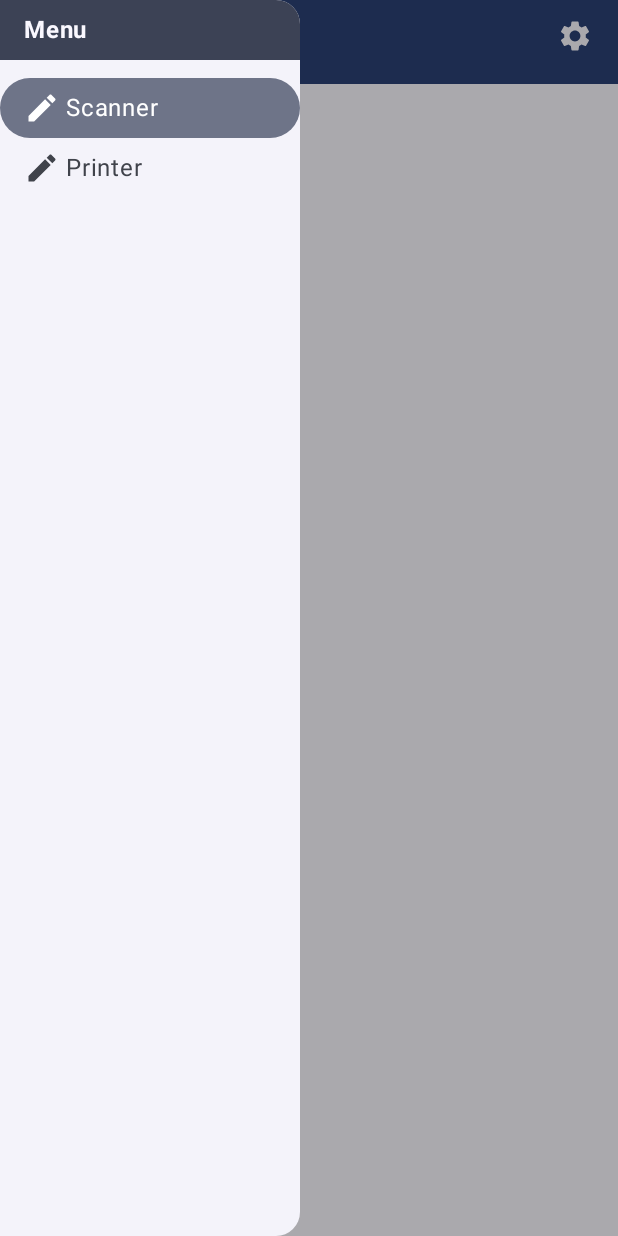
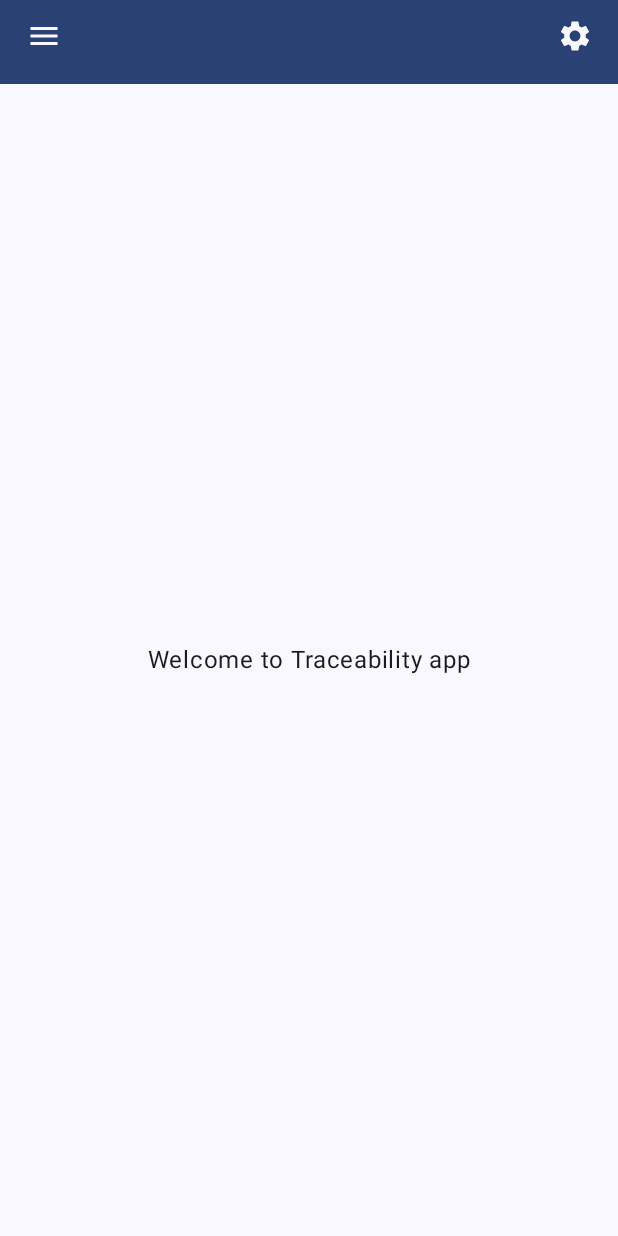
Before and after one commit to maewnarm/traceabilityapp, an Android app built with Jetpack Compose: the screen it shows after launch (MainActivity), on a phone screen of 412 x 824 dp. Run offline under Robolectric (Android 15) with nearby library versions, the phone set to English and light mode, and no system bars.

Commit message:
ex_text_recog

```diff
--- a/app/src/main/java/com/epddx/traceabilityapp/Destinations.kt
+++ b/app/src/main/java/com/epddx/traceabilityapp/Destinations.kt
@@ -2,15 +2,22 @@ package com.epddx.traceabilityapp
 
 import androidx.compose.material.icons.Icons
 import androidx.compose.material.icons.filled.Create
+import androidx.compose.material.icons.filled.Home
 import androidx.compose.runtime.Composable
 import androidx.compose.ui.graphics.vector.ImageVector
-import com.epddx.traceabilityapp.ui.screens.PrinterScreen
+import com.epddx.traceabilityapp.ui.screens.HomeScreen
+import com.epddx.traceabilityapp.ui.screens.RepackScreen
 import com.epddx.traceabilityapp.ui.screens.ScannerScreen
 
 interface Destination {
     val icon: ImageVector
     val route: String
     val screen: @Composable () -> Unit
+}
+object Home: Destination {
+    override val icon = Icons.Filled.Home
+    override val route= "Home"
+    override val screen: @Composable () -> Unit = { HomeScreen() }
 }
 
 object Scanner: Destination {
@@ -19,10 +26,10 @@ object Scanner: Destination {
     override val screen: @Composable () -> Unit = { ScannerScreen()}
 }
 
-object Printer: Destination {
+object Repack: Destination {
     override val icon = Icons.Filled.Create
-    override val route= "Printer"
-    override val screen: @Composable () -> Unit = { PrinterScreen()}
+    override val route= "Repack"
+    override val screen: @Composable () -> Unit = { RepackScreen()}
 }
 
-val tabRowScreens = listOf(Scanner,Printer)
+val tabRowScreens = listOf(Home,Repack,Scanner)
--- a/app/src/main/java/com/epddx/traceabilityapp/MainActivity.kt
+++ b/app/src/main/java/com/epddx/traceabilityapp/MainActivity.kt
@@ -1,13 +1,18 @@
 package com.epddx.traceabilityapp
 
 import android.content.Context
+import android.content.DialogInterface
+import android.content.pm.PackageManager
+import android.os.Build
 import android.os.Bundle
+import android.widget.Toast
 import androidx.activity.ComponentActivity
 import androidx.activity.compose.setContent
+import androidx.activity.result.contract.ActivityResultContract
+import androidx.activity.result.contract.ActivityResultContracts
 import androidx.compose.animation.animateContentSize
 import androidx.compose.foundation.background
 import androidx.compose.foundation.layout.Arrangement
-import androidx.compose.foundation.layout.Column
 import androidx.compose.foundation.layout.Row
 import androidx.compose.foundation.layout.Spacer
 import androidx.compose.foundation.layout.fillMaxHeight
@@ -19,7 +24,6 @@ import androidx.compose.foundation.layout.width
 import androidx.compose.material.icons.Icons
 import androidx.compose.material.icons.filled.Menu
 import androidx.compose.material.icons.filled.Settings
-import androidx.compose.material3.Button
 import androidx.compose.material3.DrawerValue
 import androidx.compose.material3.ExperimentalMaterial3Api
 import androidx.compose.material3.Icon
@@ -33,33 +37,71 @@ import androidx.compose.material3.Text
 import androidx.compose.material3.TextButton
 import androidx.compose.material3.rememberDrawerState
 import androidx.compose.runtime.Composable
+import androidx.compose.runtime.MutableState
 import androidx.compose.runtime.getValue
+import androidx.compose.runtime.mutableStateOf
+import androidx.compose.runtime.remember
 import androidx.compose.runtime.rememberCoroutineScope
-import androidx.compose.ui.Alignment
+import androidx.compose.runtime.setValue
 import androidx.compose.ui.Modifier
 import androidx.compose.ui.platform.LocalContext
 import androidx.compose.ui.text.font.FontWeight
+import androidx.compose.ui.tooling.preview.Preview
 import androidx.compose.ui.unit.dp
-import androidx.compose.ui.tooling.preview.Preview
+import androidx.core.app.ActivityCompat
+import androidx.core.content.ContextCompat
 import androidx.navigation.NavGraph.Companion.findStartDestination
 import androidx.navigation.NavHostController
 import androidx.navigation.compose.NavHost
 import androidx.navigation.compose.composable
 import androidx.navigation.compose.currentBackStackEntryAsState
 import androidx.navigation.compose.rememberNavController
-import com.epddx.traceabilityapp.ui.screens.PrinterScreen
+import com.epddx.traceabilityapp.ui.screens.HomeScreen
+import com.epddx.traceabilityapp.ui.screens.RepackScreen
 import com.epddx.traceabilityapp.ui.screens.ScannerScreen
 import com.epddx.traceabilityapp.ui.theme.TraceabilityAppTheme
 import kotlinx.coroutines.launch
 
+
 class MainActivity : ComponentActivity() {
+    private val PERMISSION_REQUEST_CODE = 200;
+    var allGranted = false
+
     override fun onCreate(savedInstanceState: Bundle?) {
         super.onCreate(savedInstanceState)
+        checkPermission()
         setContent {
             TraceabilityAppTheme {
-                MyApp(modifier = Modifier.fillMaxSize(), context = this)
+                if (allGranted) {
+                    MyApp(modifier = Modifier.fillMaxSize(), context = this)
+                } else {
+                    requestPermission()
+                }
             }
         }
+    }
+
+    val requestPermissionLauncher =
+        registerForActivityResult(ActivityResultContracts.RequestPermission()) { isGranted ->
+            if (isGranted) {
+                allGranted = true
+            } else {
+
+            }
+        }
+
+    private fun checkPermission() {
+        allGranted = ContextCompat.checkSelfPermission(
+            this,
+            android.Manifest.permission.CAMERA
+        ) == PackageManager.PERMISSION_GRANTED
+    }
+
+    private fun requestPermission() {
+        ActivityCompat.requestPermissions(
+            this, arrayOf<String>(android.Manifest.permission.CAMERA),
+            PERMISSION_REQUEST_CODE
+        )
     }
 }
 
@@ -70,8 +112,8 @@ fun MyApp(modifier: Modifier = Modifier, context: Context) {
     val navController = rememberNavController()
     val currentBackStack by navController.currentBackStackEntryAsState()
     val currentDestination = currentBackStack?.destination
-    val currentScreen = tabRowScreens.find { it.route == currentDestination?.route } ?: Scanner
-    val drawerState = rememberDrawerState(initialValue = DrawerValue.Open)
+    val currentScreen = tabRowScreens.find { it.route == currentDestination?.route } ?: Home
+    val drawerState = rememberDrawerState(initialValue = DrawerValue.Closed)
     val scope = rememberCoroutineScope()
     ModalNavigationDrawer(
         drawerState = drawerState,
@@ -154,17 +196,20 @@ fun MyApp(modifier: Modifier = Modifier, context: Context) {
         ) { innerPadding ->
             NavHost(
                 navController = navController,
-                startDestination = Scanner.route,
+                startDestination = Home.route,
                 modifier = Modifier
                     .padding(innerPadding)
                     .fillMaxWidth()
                     .fillMaxHeight()
             ) {
+                composable(route = Home.route) {
+                    HomeScreen()
+                }
+                composable(route = Repack.route) {
+                    RepackScreen()
+                }
                 composable(route = Scanner.route) {
                     ScannerScreen()
-                }
-                composable(route = Printer.route) {
-                    PrinterScreen()
                 }
             }
         }
@@ -182,27 +227,6 @@ fun NavHostController.navigateSingleTopTo(route: String) =
         restoreState = true
     }
 
-@Composable
-fun InitialScreen(
-    onContinueClicked: () -> Unit,
-    modifier: Modifier = Modifier
-) {
-    Column(
-        modifier = modifier.fillMaxSize(),
-        verticalArrangement = Arrangement.Center,
-        horizontalAlignment = Alignment.CenterHorizontally
-    ) {
-        Text("Welcome to the Basics Codelab!")
-        Button(
-            modifier = Modifier
-                .padding(vertical = 24.dp),
-            onClick = onContinueClicked
-        ) {
-            Text("Continue")
-        }
-    }
-}
-
 
 @Preview(showBackground = true, name = "Light Mode")
 //@Preview(uiMode = Configuration.UI_MODE_NIGHT_YES, showBackground = true, name = "Dark Mode")
--- /dev/null
+++ b/app/src/main/java/com/epddx/traceabilityapp/ui/screens/HomeScreen.kt
@@ -0,0 +1,21 @@
+package com.epddx.traceabilityapp.ui.screens
+
+import androidx.compose.foundation.layout.Arrangement
+import androidx.compose.foundation.layout.Column
+import androidx.compose.material3.Text
+import androidx.compose.runtime.Composable
+import androidx.compose.ui.Alignment
+import androidx.compose.ui.Modifier
+
+@Composable
+fun HomeScreen(
+    modifier: Modifier = Modifier
+) {
+    Column(
+        modifier = modifier,
+        verticalArrangement = Arrangement.Center,
+        horizontalAlignment = Alignment.CenterHorizontally
+    ) {
+        Text(text = "Welcome to Traceability app")
+    }
+}
```
Also changed, not shown: app/build.gradle.kts (+16 -1 lines), app/src/main/AndroidManifest.xml (+9 -1 lines), app/src/main/java/com/epddx/traceabilityapp/ui/screens/RepackScreen.kt (renamed from app/src/main/java/com/epddx/traceabilityapp/ui/screens/PrinterScreen.kt, +30 -23 lines), app/src/main/java/com/epddx/traceabilityapp/ui/screens/ScannerScreen.kt (+115 -2 lines), app/src/main/java/com/epddx/traceabilityapp/ui/utils/lifecycle.kt (added, +27 -0 lines), app/src/main/java/com/epddx/traceabilityapp/ui/vm/PrinterViewModel.kt (+9 -6 lines), app/src/main/java/com/epddx/traceabilityapp/ui/vm/ScannerViewModel.kt (added, +25 -0 lines).
